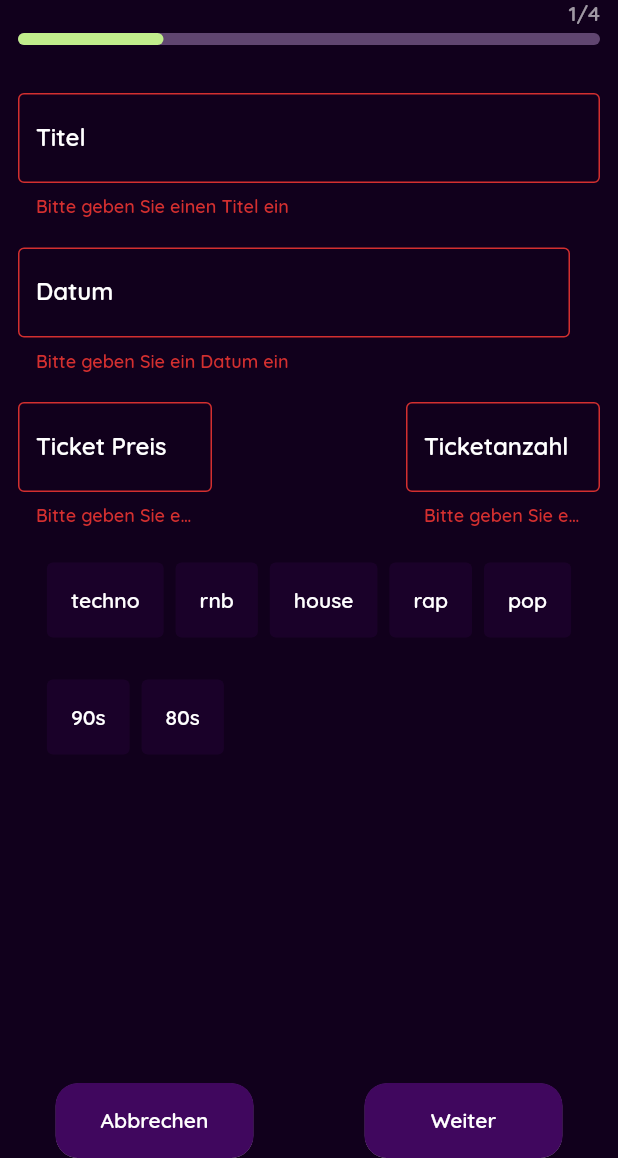
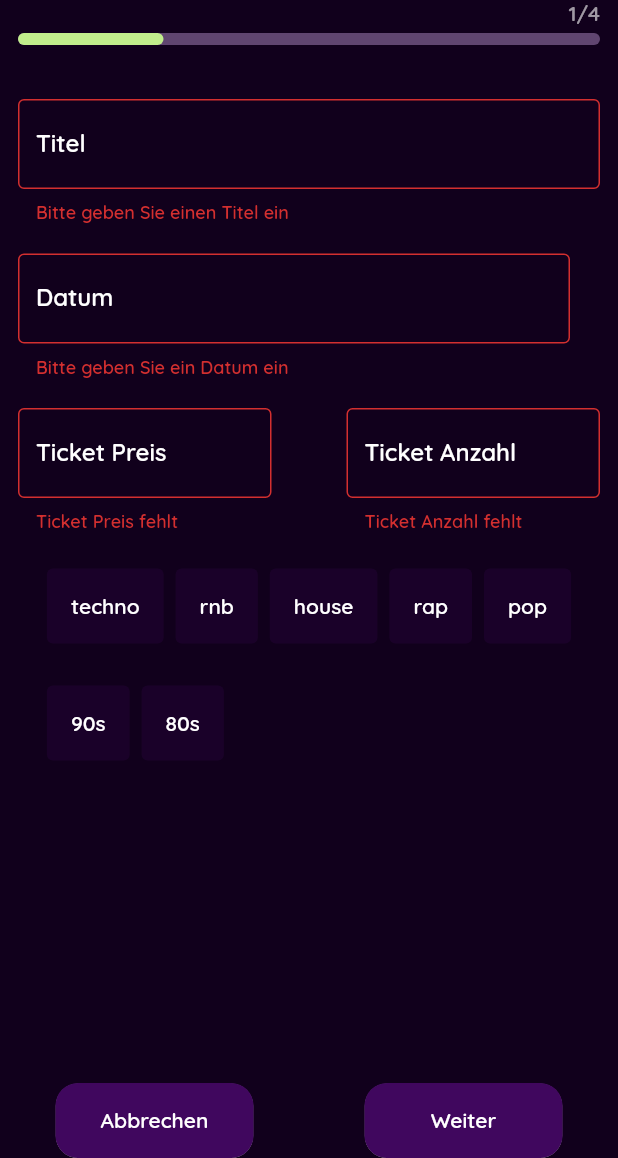
Before and after one commit to domidanke/event_finder, a Flutter app: the CreateEventPage screen opened by its route, after a tap on "Weiter", on a phone screen of 412 x 824 dp, the part 78-1236 px from its top. Run offline on Flutter 3.47's test engine with Material 2 defaults, Android fonts, the phone set to English and light mode, and no system bars; drawn by our look-alikes of dynamic_color; our stand-ins replace cloud_firestore, firebase_auth, firebase_core, firebase_storage, firebase_ui_firestore, geocoding and 5 more; missing offline and left inert: geoflutterfire_plus, qr_code_scanner; accounts and stored records are empty.

Commit message:
finalize host design

```diff
--- a/lib/main.dart
+++ b/lib/main.dart
@@ -3,6 +3,7 @@ import 'dart:async';
 import 'package:dynamic_color/dynamic_color.dart';
 import 'package:event_finder/route_generator.dart';
 import 'package:event_finder/services/auth.service.dart';
+import 'package:event_finder/services/create_event.service.dart';
 import 'package:event_finder/services/state.service.dart';
 import 'package:event_finder/theme/theme.dart';
 import 'package:event_finder/views/auth/auth_startup_page.dart';
@@ -35,6 +36,7 @@ Future<void> main() async {
     providers: [
       ChangeNotifierProvider(create: (_) => AuthService()),
       ChangeNotifierProvider(create: (_) => StateService()),
+      ChangeNotifierProvider(create: (_) => CreateEventService()),
     ],
     child: EventFinder(),
   ));
--- a/lib/services/create_event.service.dart
+++ b/lib/services/create_event.service.dart
@@ -12,6 +12,15 @@ class CreateEventService extends ChangeNotifier {
   NewEvent newEvent = NewEvent();
   final formKey = GlobalKey<FormState>();
   int currentStep = 1;
+
+  bool _isCreating = false;
+
+  bool get isCreating => _isCreating;
+
+  set isCreating(bool isCreating) {
+    _isCreating = isCreating;
+    notifyListeners();
+  }
 
   bool validateStep() {
     if (formKey.currentState!.validate()) {
--- a/lib/services/state.service.dart
+++ b/lib/services/state.service.dart
@@ -125,6 +125,15 @@ class StateService extends ChangeNotifier {
     notifyListeners();
   }
 
+  bool _isLoadingFollow = false;
+
+  bool get isLoadingFollow => _isLoadingFollow;
+
+  set isLoadingFollow(bool isLoadingFollow) {
+    _isLoadingFollow = isLoadingFollow;
+    notifyListeners();
+  }
+
   /// TODO: Move to separate User State service class
   void toggleSavedEvent(String eventUid) {
     if (currentUser!.savedEvents.contains(eventUid)) {
--- a/lib/theme/theme.dart
+++ b/lib/theme/theme.dart
@@ -17,11 +17,6 @@ final primaryThemeData = ThemeData(
               RoundedRectangleBorder(
             borderRadius: BorderRadius.circular(15.0),
           )))),
-  floatingActionButtonTheme: const FloatingActionButtonThemeData(
-      backgroundColor: primaryColor,
-      elevation: 0.1,
-      shape: RoundedRectangleBorder(
-          borderRadius: BorderRadius.all(Radius.circular(15.0)))),
   primaryColor: primaryColor,
   listTileTheme: const ListTileThemeData(
     textColor: primaryWhite,
@@ -55,10 +50,10 @@ final primaryThemeData = ThemeData(
   ),
   inputDecorationTheme: const InputDecorationTheme(
     labelStyle: TextStyle(color: Colors.white),
-    focusedBorder: UnderlineInputBorder(
+    focusedBorder: OutlineInputBorder(
       borderSide: BorderSide(color: Colors.white),
     ),
-    enabledBorder: UnderlineInputBorder(
+    enabledBorder: OutlineInputBorder(
       borderSide: BorderSide(color: Colors.white, width: 0),
     ),
   ),
--- a/lib/views/feature/host/create_event/ce_page_1.dart
+++ b/lib/views/feature/host/create_event/ce_page_1.dart
@@ -30,6 +30,9 @@ class _CePage1State extends State<CePage1> {
       padding: const EdgeInsets.symmetric(horizontal: 12),
       child: Column(
         children: [
+          const SizedBox(
+            height: 4,
+          ),
           TextFormField(
             decoration: const InputDecoration(
               labelText: 'Titel',
@@ -65,7 +68,7 @@ class _CePage1State extends State<CePage1> {
                   ],
                   validator: (value) {
                     if (value == null || value.isEmpty) {
-                      return 'Bitte geben Sie einen Preis an';
+                      return 'Ticket Preis fehlt';
                     }
                     CreateEventService().newEvent.ticketPrice =
                         int.parse(value);
@@ -73,11 +76,13 @@ class _CePage1State extends State<CePage1> {
                   },
                 ),
               ),
-              const Spacer(),
+              const SizedBox(
+                width: 50,
+              ),
               Expanded(
                 child: TextFormField(
                   decoration: const InputDecoration(
-                    labelText: 'Ticketanzahl',
+                    labelText: 'Ticket Anzahl',
                     border: OutlineInputBorder(),
                   ),
                   keyboardType:
@@ -87,7 +92,7 @@ class _CePage1State extends State<CePage1> {
                   ],
                   validator: (value) {
                     if (value == null || value.isEmpty) {
-                      return 'Bitte geben Sie eine Ticketanzahl an';
+                      return 'Ticket Anzahl fehlt';
                     }
                     CreateEventService().newEvent.maxTickets = int.parse(value);
                     return null;
--- a/lib/views/feature/host/create_event/ce_page_2.dart
+++ b/lib/views/feature/host/create_event/ce_page_2.dart
@@ -15,9 +15,15 @@ class _CePage2State extends State<CePage2> {
   Widget build(BuildContext context) {
     return Padding(
       padding: const EdgeInsets.symmetric(horizontal: 12.0),
-      child: SingleChildScrollView(
-        child: SizedBox(
-          height: 250,
+      child: Column(
+        children: [
+          const SizedBox(
+            height: 4,
+          ),
+          SingleChildScrollView(
+            child: Container(
+              constraints: BoxConstraints(
+                  maxHeight: MediaQuery.of(context).size.height * 0.3),
               child: TextFormField(
                 onTapOutside: (e) {
                   focusNode.unfocus();
@@ -39,6 +45,8 @@ class _CePage2State extends State<CePage2> {
               ),
             ),
           ),
+        ],
+      ),
     );
   }
 }
--- a/lib/views/feature/host/create_event/ce_page_4.dart
+++ b/lib/views/feature/host/create_event/ce_page_4.dart
@@ -7,6 +7,7 @@ import 'package:flutter/material.dart';
 import '../../../../models/app_user.dart';
 import '../../../../services/create_event.service.dart';
 import '../../../../services/storage/storage.service.dart';
+import '../../../../theme/theme.dart';
 
 class CePage4 extends StatefulWidget {
   const CePage4({Key? key}) : super(key: key);
@@ -25,6 +26,9 @@ class _CePage4State extends State<CePage4> {
       padding: const EdgeInsets.symmetric(horizontal: 12.0),
       child: Column(
         children: [
+          const SizedBox(
+            height: 4,
+          ),
           Row(
             children: [
               Expanded(
@@ -33,10 +37,14 @@ class _CePage4State extends State<CePage4> {
                     setState(() {});
                   },
                   controller: _artistSearchController,
-                  decoration: const InputDecoration(
-                      border: OutlineInputBorder(),
+                  decoration: InputDecoration(
+                      border: const OutlineInputBorder(),
                       labelText: 'Suche',
-                      suffixIcon: Icon(Icons.search)),
+                      suffixIconColor: MaterialStateColor.resolveWith(
+                          (states) => states.contains(MaterialState.focused)
+                              ? primaryWhite
+                              : Colors.grey),
+                      suffixIcon: const Icon(Icons.search)),
                 ),
               ),
             ],
@@ -62,6 +70,7 @@ class _CePage4State extends State<CePage4> {
                           builder: (BuildContext context,
                               void Function(void Function()) setState) {
                             return Checkbox(
+                                checkColor: primaryBackgroundColor,
                                 value: CreateEventService()
                                     .newEvent
                                     .enlistedArtists
--- a/lib/views/feature/host/create_event/create_event_page.dart
+++ b/lib/views/feature/host/create_event/create_event_page.dart
@@ -1,9 +1,11 @@
 import 'package:event_finder/services/create_event.service.dart';
 import 'package:event_finder/services/state.service.dart';
+import 'package:event_finder/theme/theme.dart';
 import 'package:event_finder/views/feature/host/create_event/ce_page_1.dart';
 import 'package:event_finder/widgets/kk_button.dart';
 import 'package:event_finder/widgets/progress_bar.dart';
 import 'package:flutter/material.dart';
+import 'package:provider/provider.dart';
 
 import '../../../../models/event.dart';
 import '../../../../services/alert.service.dart';
@@ -41,9 +43,27 @@ class _CreateEventPageState extends State<CreateEventPage> {
   @override
   Widget build(BuildContext context) {
     final currentStep = CreateEventService().currentStep;
+    final bool isCreating = Provider.of<CreateEventService>(context).isCreating;
     return Scaffold(
       resizeToAvoidBottomInset: false,
       body: SafeArea(
+        child: Stack(
+          children: [
+            if (isCreating)
+              Center(
+                child: Column(
+                  mainAxisAlignment: MainAxisAlignment.center,
+                  children: const [
+                    Text('Event wird erstellt'),
+                    SizedBox(
+                      height: 16,
+                    ),
+                    CircularProgressIndicator()
+                  ],
+                ),
+              ),
+            Opacity(
+              opacity: isCreating ? 0.2 : 1,
               child: Column(
                 children: [
                   Column(
@@ -125,6 +145,9 @@ class _CreateEventPageState extends State<CreateEventPage> {
                 ],
               ),
             ),
+          ],
+        ),
+      ),
     );
   }
 
@@ -134,6 +157,7 @@ class _CreateEventPageState extends State<CreateEventPage> {
   }
 
   Future<void> _createEvent() async {
+    CreateEventService().isCreating = true;
     final event = CreateEventService().newEvent.toEvent();
     final eventId = await EventDocService().addEventDocument(event);
     StateService().resetSelectedGenres();
@@ -142,8 +166,29 @@ class _CreateEventPageState extends State<CreateEventPage> {
         .saveEventImageToStorage(
             eventId, CreateEventService().newEvent.selectedImageFile!)
         .then((value) => {
+              CreateEventService().isCreating = false,
               ScaffoldMessenger.of(context).showSnackBar(
-                const SnackBar(content: Text('Event erstellt.')),
+                SnackBar(
+                    shape: RoundedRectangleBorder(
+                      borderRadius: BorderRadius.circular(12.0),
+                    ),
+                    content: Row(
+                      mainAxisAlignment: MainAxisAlignment.center,
+                      children: const [
+                        Icon(
+                          Icons.check_circle_outline,
+                          color: primaryWhite,
+                        ),
+                        SizedBox(
+                          width: 18,
+                        ),
+                        Text(
+                          'Event erstellt.',
+                          style: TextStyle(color: primaryWhite),
+                        ),
+                      ],
+                    ),
+                    backgroundColor: primaryColor),
               ),
               Navigator.popUntil(context, ModalRoute.withName('/')),
               Navigator.pushNamed(context, 'current_events'),
```
Also changed, not shown: lib/views/feature/host/create_event/ce_page_3.dart (+16 -10 lines), lib/views/feature/shared/artist_page.dart (+68 -36 lines), lib/views/feature/shared/artist_search.dart (+10 -6 lines), lib/views/feature/shared/search_address_in_map.dart (+9 -6 lines). Lines whose indentation alone changed are shown as unchanged.
